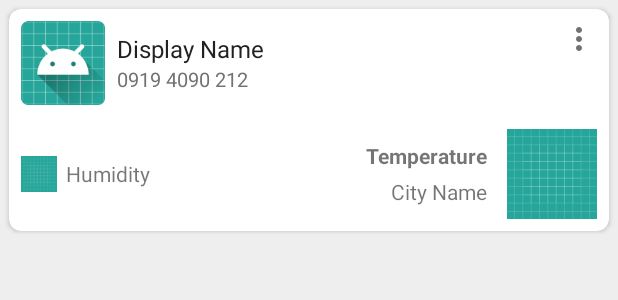
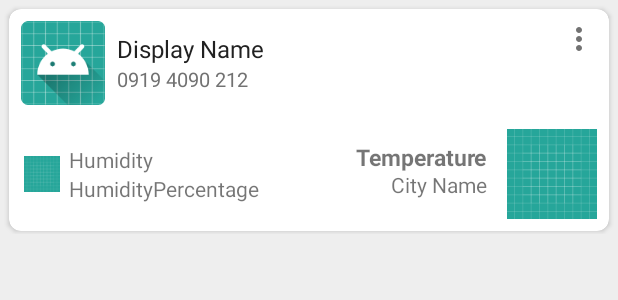
Before and after one commit to CamelliaDev/ContactWeather, an Android app: the layout contact_list_row.xml on its own in the app's theme, with its tools: preview values and no code run, on a phone screen of 412 x 824 dp. Shown: the top 300 px of the screen. Run offline under Robolectric (Android 15) with nearby library versions, the phone set to English and light mode, and no system bars.

Commit message:
redesigning humidity

```diff
--- a/app/src/main/java/com/camellia/contactweather/main/MapsActivity.java
+++ b/app/src/main/java/com/camellia/contactweather/main/MapsActivity.java
@@ -96,6 +96,6 @@ public class MapsActivity extends AppCompatActivity implements OnMapReadyCallbac
 
         // Add a marker in Iran and move the camera
 //        mMap.addMarker(new MarkerOptions().position(location).title("Marker in Iran"));
-        mMap.animateCamera(CameraUpdateFactory.newLatLngZoom(location, 8f));
+        mMap.animateCamera(CameraUpdateFactory.newLatLngZoom(location, 6f));
     }
 }
--- a/app/src/main/res/layout/contact_list_row.xml
+++ b/app/src/main/res/layout/contact_list_row.xml
@@ -29,9 +29,9 @@
 
                 <ImageView
                     android:id="@+id/avatar"
-                    android:layout_margin="8dp"
                     android:layout_width="56dp"
                     android:layout_height="56dp"
+                    android:layout_margin="8dp"
                     android:src="@mipmap/ic_launcher" />
 
                 <LinearLayout
@@ -73,56 +73,67 @@
                 android:layout_height="wrap_content"
                 android:layout_below="@+id/infoLayout">
 
-
                 <TextView
                     android:id="@+id/txtTemperature"
                     android:layout_width="wrap_content"
                     android:layout_height="wrap_content"
+                    android:layout_marginEnd="5dp"
+                    android:layout_marginRight="5dp"
+                    android:layout_marginTop="16dp"
+                    android:textSize="15sp"
                     android:layout_toLeftOf="@+id/weatherIcon"
+                    android:layout_toStartOf="@+id/weatherIcon"
                     android:text="Temperature"
-                    android:layout_marginTop="16dp"
-                    android:layout_marginRight="5dp"
-                    android:layout_toStartOf="@+id/weatherIcon"
-                    android:layout_marginEnd="5dp"
-                    android:textStyle="bold"/>
+                    android:textStyle="bold" />
 
                 <TextView
                     android:id="@+id/txtCityName"
                     android:layout_width="wrap_content"
                     android:layout_height="wrap_content"
+                    android:layout_marginEnd="5dp"
+                    android:layout_marginRight="5dp"
+                    android:layout_marginTop="35dp"
                     android:layout_toLeftOf="@id/weatherIcon"
-                    android:layout_marginTop="40dp"
-                    android:layout_marginRight="5dp"
-                    android:text="City Name"
-                    android:layout_marginEnd="5dp" />
+                    android:text="City Name" />
 
                 <ImageView
                     android:id="@id/weatherIcon"
                     android:layout_width="60dp"
                     android:layout_height="60dp"
-                    android:layout_margin="8dp"
                     android:layout_alignParentEnd="true"
                     android:layout_alignParentRight="true"
+                    android:layout_margin="8dp"
                     android:src="@drawable/ic_launcher_background" />
 
                 <ImageView
                     android:id="@+id/humidityIcon"
-                    android:layout_centerVertical="true"
-                    android:src="@drawable/ic_launcher_background"
                     android:layout_width="24dp"
                     android:layout_height="24dp"
-                    android:layout_marginLeft="8dp"/>
+                    android:layout_centerVertical="true"
+                    android:layout_marginLeft="10dp"
+                    android:src="@drawable/ic_launcher_background" />
 
-                <TextView
-                    android:layout_centerVertical="true"
-                    android:id="@+id/humidityTextView"
+                <LinearLayout
                     android:layout_width="wrap_content"
                     android:layout_height="wrap_content"
-                    android:text="Humidity"
                     android:layout_toRightOf="@+id/humidityIcon"
-                    android:layout_marginLeft="6dp"
+                    android:orientation="vertical"
+                    android:layout_centerVertical="true"
+                    android:layout_marginLeft="6dp">
 
-                    />
+                    <TextView
+                        android:id="@+id/humidity"
+                        android:layout_width="wrap_content"
+                        android:layout_height="wrap_content"
+                        android:text="Humidity" />
+
+                    <TextView
+                        android:id="@+id/humidityPercentage"
+                        android:layout_width="wrap_content"
+                        android:layout_height="wrap_content"
+                        android:text="HumidityPercentage" />
+
+                </LinearLayout>
 
             </RelativeLayout>
 
```
Also changed, not shown: app/src/main/java/com/camellia/contactweather/main/ContactViewHolder.java (+5 -4 lines), app/src/main/java/com/camellia/contactweather/main/MainActivity.java (+20 -6 lines).
